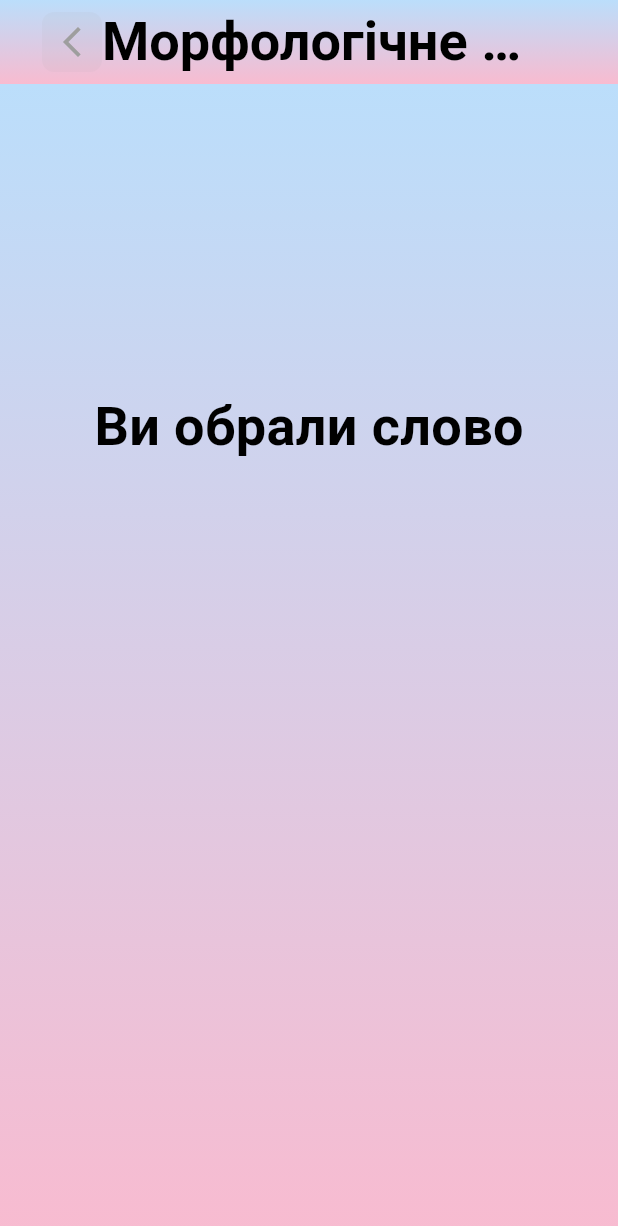
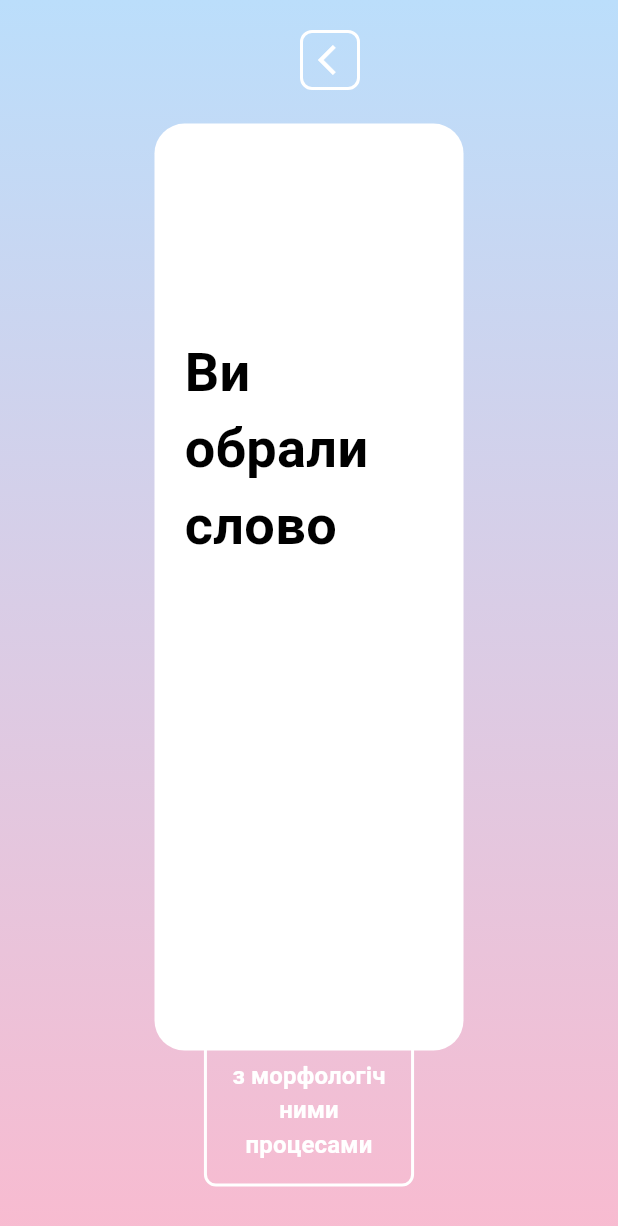
Before and after one commit to horlann/morfology_finder, a Flutter app: the WordDetailsScreen screen opened directly with empty values, on a phone screen of 412 x 824 dp. Shown: the top 1226 px of the screen. Run offline on Flutter 3.47's test engine with Material 3 defaults, Android fonts, the phone set to English and light mode, and no system bars; our stand-ins replace auto_route, drift, equatable, flutter_bloc, google_fonts; accounts and stored records are empty; generated files the repository leaves out were written again; project files that could hold a hidden picture were left out.

Commit message:
added design

```diff
--- a/lib/features/main/view/main_screen.dart
+++ b/lib/features/main/view/main_screen.dart
@@ -1,6 +1,8 @@
+import 'package:auto_route/auto_route.dart';
 import 'package:flutter/material.dart';
 import 'package:google_fonts/google_fonts.dart';
 
+@RoutePage()
 class MainScreen extends StatefulWidget {
   const MainScreen({super.key});
 
--- a/lib/features/word_details/view/word_details_screen.dart
+++ b/lib/features/word_details/view/word_details_screen.dart
@@ -1,6 +1,8 @@
 import 'package:flutter/material.dart';
 
 import 'package:auto_route/auto_route.dart';
+import 'package:flutter_web_worker_example/core/router/router.dart';
+import 'package:google_fonts/google_fonts.dart';
 
 @RoutePage()
 class WordDetailsScreen extends StatefulWidget {
@@ -21,62 +23,9 @@ class _WordDetailsScreenState extends State<WordDetailsScreen> {
     final screenWidth = MediaQuery.sizeOf(context).width;
     final screenHeight = MediaQuery.sizeOf(context).height;
     return Scaffold(
-      appBar: AppBar(
-        backgroundColor: Colors.transparent,
-        iconTheme: IconThemeData(color: Colors.black),
-        centerTitle: true,
-        automaticallyImplyLeading: false,
-        flexibleSpace: Container(
-          decoration: BoxDecoration(
-            gradient: LinearGradient(
-              begin: Alignment.topCenter,
-              end: Alignment.bottomCenter,
-              colors: [Colors.blue.shade100, Colors.pink.shade100],
-            ),
-          ),
-        ),
-        title: Row(
+      body: Stack(
         children: [
-            const SizedBox(width: 12),
-            SizedBox(
-              width: 40,
-              height: 40,
-              child: ClipRRect(
-                borderRadius: BorderRadius.circular(8),
-                child: Container(
-                  color: Colors.grey.withAlpha(20),
-                  child: Center(
-                    child: IconButton(
-                      icon: const Icon(Icons.arrow_back_ios_new,
-                          color: Colors.grey),
-                      onPressed: () {
-                        context.router.maybePop();
-                      },
-                    ),
-                  ),
-                ),
-              ),
-            ),
-            Expanded(
-              child: Center(
-                child: Padding(
-                  padding: const EdgeInsets.only(right: 32),
-                  child: const Text(
-                    'Морфологічне значення слова',
-                    style: TextStyle(
-                      color: Colors.black,
-                      fontSize: 36,
-                      fontWeight: FontWeight.bold,
-                    ),
-                  ),
-                ),
-              ),
-            ),
-          ],
-        ),
-      ),
-      body: Center(
-        child: Container(
+          Container(
             width: double.infinity,
             height: double.infinity,
             decoration: BoxDecoration(
@@ -86,10 +35,49 @@ class _WordDetailsScreenState extends State<WordDetailsScreen> {
                 colors: [Colors.blue.shade100, Colors.pink.shade100],
               ),
             ),
+          ),
+          Positioned(
+            left: 200,
+            top: 20,
+            child: GestureDetector(
+              onTap: () {
+                context.router.maybePop();
+              },
+              child: Container(
+                width: 40,
+                height: 40,
+                decoration: BoxDecoration(
+                  color: Colors.transparent,
+                  borderRadius: BorderRadius.circular(8),
+                  border: Border.all(
+                    color: Colors.white,
+                    width: 2,
+                  ),
+                ),
+                child: Center(
                   child: Padding(
+                    padding: const EdgeInsets.only(left: 8),
+                    child: Icon(
+                      Icons.arrow_back_ios,
+                      color: Colors.white,
+                    ),
+                  ),
+                ),
+              ),
+            ),
+          ),
+          Padding(
             padding: EdgeInsets.symmetric(
-              horizontal: screenWidth * 0.1,
+              horizontal: screenWidth * 0.25,
               vertical: screenHeight * 0.1,
+            ),
+            child: Container(
+              width: screenWidth * 0.9,
+              height: screenHeight * 0.75,
+              padding: EdgeInsets.all(20),
+              decoration: BoxDecoration(
+                color: Colors.white,
+                borderRadius: BorderRadius.circular(20),
               ),
               child: Column(
                 crossAxisAlignment: CrossAxisAlignment.center,
@@ -116,6 +104,39 @@ class _WordDetailsScreenState extends State<WordDetailsScreen> {
               ),
             ),
           ),
+          Positioned(
+            bottom: screenHeight * 0.04,
+            left: screenWidth * 0.33,
+            right: screenWidth * 0.33,
+            child: OutlinedButton(
+              onPressed: () {
+                context.router.push(SpreadsheetRoute());
+              },
+              style: OutlinedButton.styleFrom(
+                padding: EdgeInsets.symmetric(
+                  horizontal: screenWidth * 0.04,
+                  vertical: screenHeight * 0.02,
+                ),
+                side: BorderSide(
+                  color: Colors.white,
+                  width: 2,
+                ),
+                shape: RoundedRectangleBorder(
+                  borderRadius: BorderRadius.circular(8),
+                ),
+              ),
+              child: Text(
+                'Подивитися таблицю всіх слів \nз морфологічними процесами',
+                textAlign: TextAlign.center,
+                style: GoogleFonts.roboto(
+                  fontSize: screenWidth > 600 ? 20 : 16,
+                  fontWeight: FontWeight.bold,
+                  color: Colors.white,
+                ),
+              ),
+            ),
+          ),
+        ],
       ),
     );
   }
--- a/pubspec.yaml
+++ b/pubspec.yaml
@@ -30,6 +30,7 @@ dev_dependencies:
   build_runner: ^2.1.4
   build_web_compilers: ^4.0.3
   flutter_lints: ^5.0.0
+  auto_route_generator: ^9.3.0
   drift_dev:
 dependency_override:
   provider: 6.1.2
```
Also changed, not shown: lib/core/router/router.dart (+20 -0 lines), lib/features/home/view/home_screen.dart (+38 -28 lines), lib/features/introduce/view/introduce_screen.dart (+19 -4 lines), lib/features/spreadsheet/view/spreadsheet_screen.dart (+35 -6 lines), lib/core/router/router.gr.dart. Lines whose indentation alone changed are shown as unchanged.
